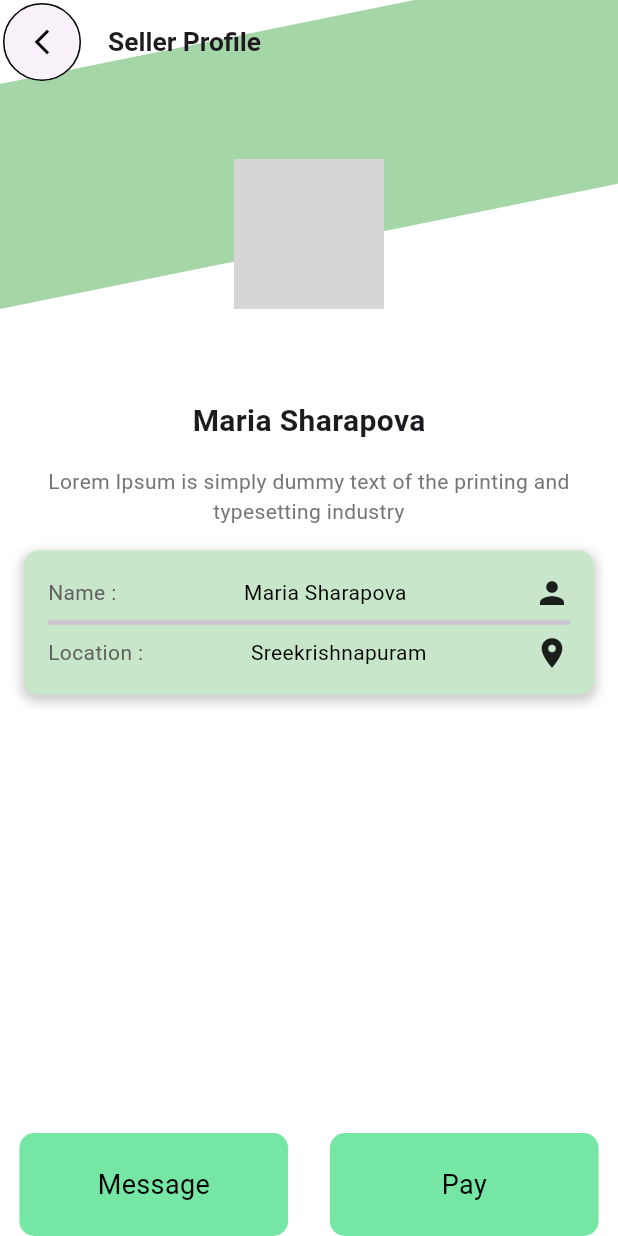
After one commit to Ajeesh-Palathingal/greenery, a Flutter app: the SelerProfileScreen screen opened directly, on a phone screen of 412 x 824 dp. The commit adds this screen. Run offline on Flutter 3.47's test engine with Material 3 defaults, Android fonts, the light colour scheme and no system bars; our stand-ins replace flutter_screenutil, flutter_svg, get; network calls fail; Roboto replaces fonts that are missing (Figtree); grey boxes are pictures that could not be loaded.

Commit message:
add seler profile

```diff
--- a/lib/screens/profile/profile_screen.dart
+++ b/lib/screens/profile/profile_screen.dart
@@ -1,6 +1,7 @@
 import 'package:flutter/material.dart';
 import 'package:flutter_screenutil/flutter_screenutil.dart';
 import 'package:greenery/screens/widgets/custom_appbar_widget.dart';
+import 'package:greenery/screens/widgets/custom_elevated_button.dart';
 import 'package:greenery/screens/widgets/custom_text.dart';
 
 class ProfileScreen extends StatelessWidget {
--- /dev/null
+++ b/lib/screens/seler_profile/seler_profile.dart
@@ -0,0 +1,127 @@
+import 'package:flutter/material.dart';
+import 'package:flutter_screenutil/flutter_screenutil.dart';
+import 'package:greenery/screens/widgets/custom_appbar_widget.dart';
+import 'package:greenery/screens/widgets/custom_elevated_button.dart';
+import 'package:greenery/screens/widgets/custom_text.dart';
+
+class SelerProfileScreen extends StatelessWidget {
+  const SelerProfileScreen({super.key});
+
+  @override
+  Widget build(BuildContext context) {
+    return Scaffold(
+      backgroundColor: Colors.white,
+      appBar: CustomAppBarWidget(title: "Seller Profile"),
+      body: Column(
+        children: [
+          Expanded(
+            child: SingleChildScrollView(
+              child: Column(
+                children: [
+                  Stack(
+                    children: [
+                      Positioned(
+                        child: Transform(
+                          transform: Matrix4.skewY(-0.2),
+                          child: Container(
+                            height: 150,
+                            decoration: BoxDecoration(
+                              color: Colors.green[200],
+                            ),
+                          ),
+                        ),
+                      ),
+                      Positioned(
+                        top: 50,
+                        left: MediaQuery.of(context).size.width / 2 - 50,
+                        child: CircleAvatar(
+                          radius: 50,
+                          backgroundImage: AssetImage('assets/image.png'),
+                          backgroundColor: Colors.white,
+                        ),
+                      ),
+                    ],
+                  ),
+                  SizedBox(height: 60),
+                  Text(
+                    'Maria Sharapova',
+                    style: TextStyle(fontSize: 20, fontWeight: FontWeight.bold),
+                  ),
+                  Padding(
+                    padding: const EdgeInsets.all(16.0),
+                    child: Text(
+                      'Lorem Ipsum is simply dummy text of the printing and typesetting industry',
+                      textAlign: TextAlign.center,
+                      style: TextStyle(color: Colors.grey[600]),
+                    ),
+                  ),
+                  Container(
+                    margin: EdgeInsets.symmetric(horizontal: 16),
+                    padding: EdgeInsets.all(16),
+                    decoration: BoxDecoration(
+                      color: Colors.green[100],
+                      borderRadius: BorderRadius.circular(10),
+                      boxShadow: [
+                        BoxShadow(
+                          color: Colors.grey.withOpacity(0.5),
+                          spreadRadius: 2,
+                          blurRadius: 5,
+                          offset: Offset(0, 3),
+                        ),
+                      ],
+                    ),
+                    child: Column(
+                      children: [
+                        Row(
+                          mainAxisAlignment: MainAxisAlignment.spaceBetween,
+                          children: [
+                            Text('Name :',
+                                style: TextStyle(color: Colors.grey[700])),
+                            Text('Maria Sharapova',
+                                style: TextStyle(color: Colors.black)),
+                            Icon(Icons.person),
+                          ],
+                        ),
+                        Divider(
+                          thickness: 3,
+                        ),
+                        Row(
+                          mainAxisAlignment: MainAxisAlignment.spaceBetween,
+                          children: [
+                            Text('Location :',
+                                style: TextStyle(color: Colors.grey[700])),
+                            Text('Sreekrishnapuram',
+                                style: TextStyle(color: Colors.black)),
+                            Icon(Icons.location_on),
+                          ],
+                        ),
+                      ],
+                    ),
+                  ),
+                ],
+              ),
+            ),
+          ),
+          SafeArea(
+            child: Row(
+              mainAxisAlignment: MainAxisAlignment.spaceEvenly,
+              children: [
+                CustomElevatedButton(
+                  onPressed: () {},
+                  label: "Message",
+                  width: MediaQuery.of(context).size.width / 2.3,
+                ),
+                SizedBox(width: 2),
+                CustomElevatedButton(
+                  onPressed: () {},
+                  label: "Pay",
+                  width: MediaQuery.of(context).size.width / 2.3,
+                ),
+              ],
+            ),
+          ),
+        ],
+      ),
+    );
+  }
+}
```
